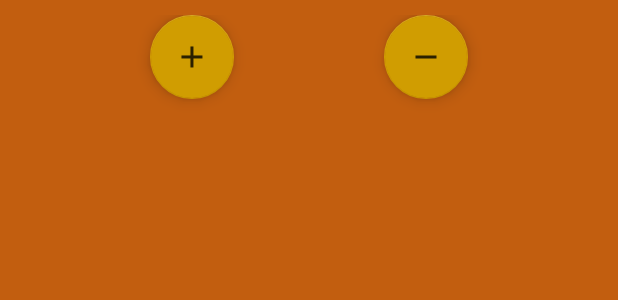
After one commit to ritvikkhanna09/BatteryManager, an Android app: the layout custom_dialog.xml on its own in the app's theme, with its tools: preview values and no code run, on a phone screen of 412 x 824 dp. The commit adds this screen. Shown: the top 300 px of the screen. Run offline under Robolectric (Android 15) with nearby library versions, the light colour scheme and no system bars.

Commit message:
created custom dialog

```diff
--- a/app/src/main/res/layout/activity_main.xml
+++ b/app/src/main/res/layout/activity_main.xml
@@ -40,11 +40,13 @@
                 android:src="@drawable/fab_show"
                 android:layout_marginLeft="10dp"
                 android:layout_marginBottom="0dp"/>
-            <ListView xmlns:android="http://schemas.android.com/apk/res/android"
+            <ListView
+                xmlns:android="http://schemas.android.com/apk/res/android"
                 android:id="@+id/lv"
                 android:layout_above="@+id/fab_add"
                 android:layout_width="match_parent"
                 android:layout_height="match_parent">
+
             </ListView>
             <android.support.design.widget.FloatingActionButton
                 android:layout_width="wrap_content"
--- /dev/null
+++ b/app/src/main/res/layout/custom_dialog.xml
@@ -0,0 +1,33 @@
+<?xml version="1.0" encoding="utf-8"?>
+<LinearLayout xmlns:android="http://schemas.android.com/apk/res/android"
+    xmlns:tools="http://schemas.android.com/tools"
+    android:layout_width="match_parent"
+    android:layout_height="match_parent"
+    android:background="#c25e0f"
+    android:gravity="center_horizontal"
+    android:orientation="horizontal"
+    android:padding="10dp">
+    <android.support.design.widget.FloatingActionButton
+        android:layout_width="wrap_content"
+        android:layout_height="wrap_content"
+        android:id="@+id/fab_add"
+        android:src="@drawable/fab_add1"
+        android:layout_alignParentBottom="true"
+        android:layout_alignParentEnd="true" />
+    <TextView
+        android:id="@+id/text1"
+        android:layout_width="100dp"
+        android:layout_height="wrap_content"
+        android:textSize="35dp"
+        android:textAlignment="center"
+        android:inputType="text" />
+    <android.support.design.widget.FloatingActionButton
+        android:layout_width="wrap_content"
+        android:layout_height="wrap_content"
+        android:id="@+id/fab_sub"
+        android:src="@drawable/fab_sub1"
+        android:layout_alignParentBottom="true"
+        android:layout_alignParentEnd="true" />
+
+
+</LinearLayout>
```
Also changed, not shown: app/src/main/java/ritvikkhanna/batterymanager/MainActivity.java (+72 -24 lines), app/src/main/res/drawable-hdpi/fab_sub1.png (added), app/src/main/res/drawable-mdpi/fab_sub1.png (added), app/src/main/res/drawable-xhdpi/fab_sub1.png (added), app/src/main/res/drawable-xxhdpi/fab_sub1.png (added).
